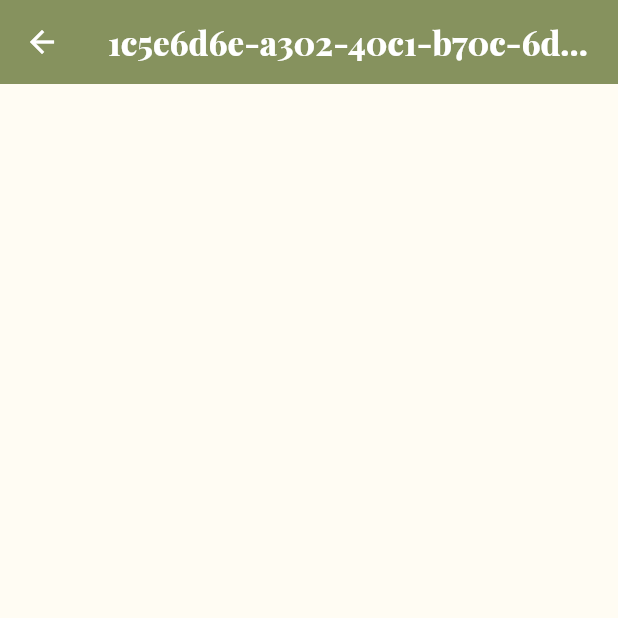
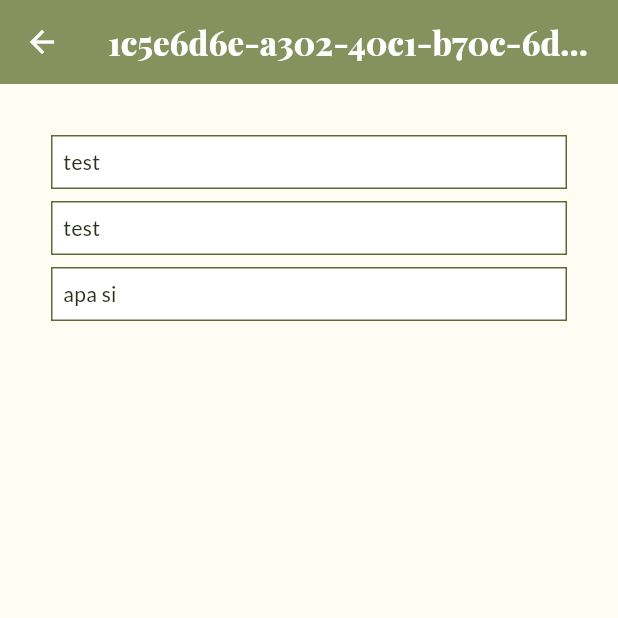
Before and after one commit to PBP-2024-F04/paku-mobile, a Flutter app: the screen it shows after launch, after a tap on an icon or button, on a phone screen of 412 x 824 dp, the top half of it. Run offline on Flutter 3.47's test engine with Material 3 defaults, Android fonts, the light colour scheme and no system bars; our stand-ins replace google_fonts.

Commit message:
feat: implement comments with dummy comments

```diff
--- /dev/null
+++ b/lib/screens/timeline/models/comment.dart
@@ -0,0 +1,49 @@
+// To parse this JSON data, do
+//
+//   final comment = commentFromJson(jsonString);
+
+import 'dart:convert';
+
+List<Comment> commentFromJson(String str) => List<Comment>.from(json.decode(str).map((x) => Comment.fromJson(x)));
+
+String commentToJson(List<Comment> data) => json.encode(List<dynamic>.from(data.map((x) => x.toJson())));
+
+class Comment {
+  String id;
+  String text;
+  String username;
+  String displayname;
+  String userRole;
+  String userId;
+  bool isEdited;
+
+  Comment({
+    required this.id,
+    required this.text,
+    required this.username,
+    required this.displayname,
+    required this.userRole,
+    required this.userId,
+    required this.isEdited,
+  });
+
+  factory Comment.fromJson(Map<String, dynamic> json) => Comment(
+    id: json["id"],
+    text: json["text"],
+    username: json["username"],
+    displayname: json["displayname"],
+    userRole: json["user_role"],
+    userId: json["user_id"],
+    isEdited: json["is_edited"],
+  );
+
+  Map<String, dynamic> toJson() => {
+    "id": id,
+    "text": text,
+    "username": username,
+    "displayname": displayname,
+    "user_role": userRole,
+    "user_id": userId,
+    "is_edited": isEdited,
+  };
+}
--- a/lib/screens/timeline/view_post.dart
+++ b/lib/screens/timeline/view_post.dart
@@ -1,9 +1,41 @@
 import 'package:flutter/material.dart';
+import 'package:paku/screens/timeline/models/comment.dart';
+import 'package:paku/screens/timeline/widgets/comment_card.dart';
 
 class ViewPostPage extends StatefulWidget {
-  const ViewPostPage(this.postId, {super.key});
+  ViewPostPage(this.postId, {super.key});
 
   final String postId;
+
+  final dummyComments = [
+    Comment.fromJson({
+      "id": "b13fbfa1-06f7-47d8-aca5-c1a26c1fb813",
+      "text": "test",
+      "username": "testmerchant",
+      "displayname": "Test",
+      "user_role": "Merchant",
+      "user_id": "3a2ee016-762a-4a1d-9074-c64b2bf9b77b",
+      "is_edited": false
+    }),
+    Comment.fromJson({
+      "id": "0eba2e2b-078e-4312-9ad7-57d850391712",
+      "text": "test",
+      "username": "testfoodie",
+      "displayname": "h",
+      "user_role": "Foodie",
+      "user_id": "99f1ae53-f503-4588-a42d-f0e8d54c4484",
+      "is_edited": false
+    }),
+    Comment.fromJson({
+      "id": "f2d9edb4-abd1-4e7f-bb10-1428bdb1bc40",
+      "text": "apa si",
+      "username": "testmerchant",
+      "displayname": "Test",
+      "user_role": "Merchant",
+      "user_id": "3a2ee016-762a-4a1d-9074-c64b2bf9b77b",
+      "is_edited": false
+    }),
+  ];
 
   @override
   State<ViewPostPage> createState() => _ViewPostPageState();
@@ -16,6 +48,21 @@ class _ViewPostPageState extends State<ViewPostPage> {
       appBar: AppBar(
         title: Text(widget.postId),
       ),
+      body: SingleChildScrollView(
+        padding: const EdgeInsets.all(30),
+        child: Center(
+          child: Column(
+            children: [
+              ListView.builder(
+                scrollDirection: Axis.vertical,
+                shrinkWrap: true,
+                itemCount: widget.dummyComments.length,
+                itemBuilder: (context, index) => CommentCard(widget.dummyComments[index]),
+              ),
+            ],
+          ),
+        ),
+      ),
     );
   }
 }
--- /dev/null
+++ b/lib/screens/timeline/widgets/comment_card.dart
@@ -0,0 +1,36 @@
+import 'package:flutter/material.dart';
+import 'package:paku/colors.dart';
+import 'package:paku/screens/timeline/models/comment.dart';
+
+class CommentCard extends StatelessWidget {
+  final Comment comment;
+
+  const CommentCard(this.comment, {super.key});
+
+  @override
+  Widget build(BuildContext context) {
+    return SizedBox(
+      width: double.infinity,
+      child: Card(
+        elevation: 0,
+        shape: const RoundedRectangleBorder(
+          borderRadius: BorderRadius.zero,
+          side: BorderSide(
+            color: TailwindColors.mossGreenDark,
+            width: 1,
+          ),
+        ),
+        child: Padding(
+          padding: const EdgeInsets.all(8.0),
+          child: Column(
+            mainAxisAlignment: MainAxisAlignment.start,
+            crossAxisAlignment: CrossAxisAlignment.start,
+            children: [
+              Text(comment.text),
+            ],
+          ),
+        ),
+      ),
+    );
+  }
+}
```
